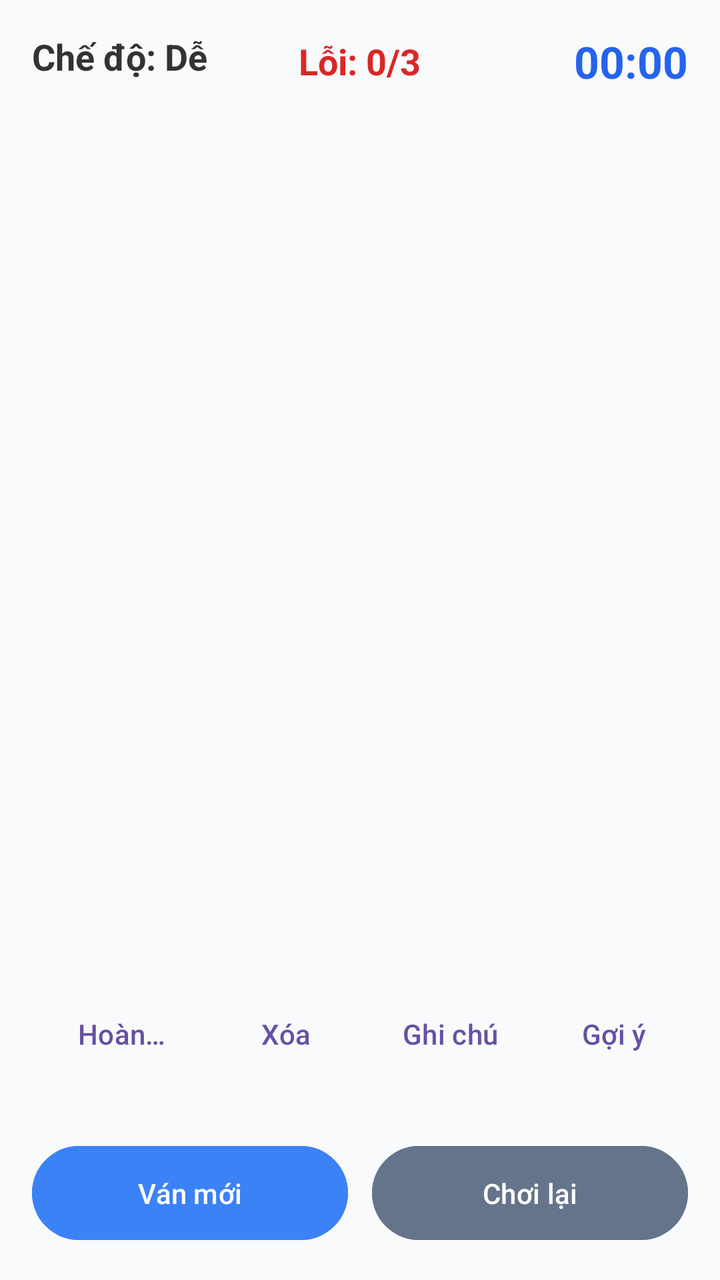
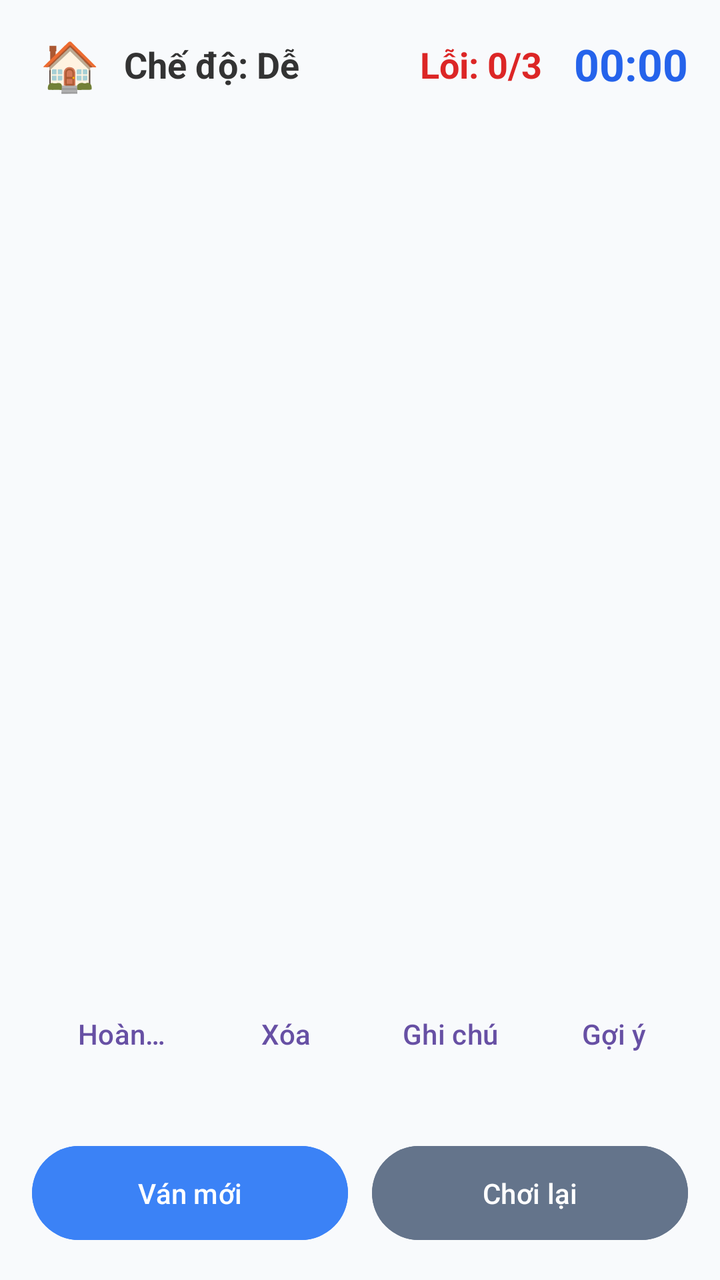

Before-and-after screenshots of an Android layout around one commit, followed by the original layout XML and the change that was made.
<!-- AndroidManifest.xml: application theme Theme.DuAnKetThucMonHoc -->
<!-- res/layout/activity_game.xml -->
<?xml version="1.0" encoding="utf-8"?>
<LinearLayout xmlns:android="http://schemas.android.com/apk/res/android"
    android:layout_width="match_parent"
    android:layout_height="match_parent"
    android:background="#F8FAFC"
    android:orientation="vertical"
    android:padding="16dp">

    
    <RelativeLayout
        android:layout_width="match_parent"
        android:layout_height="wrap_content"
        android:layout_marginBottom="24dp">
        <TextView
            android:id="@+id/tvCurrentDifficulty"
            android:layout_width="wrap_content"
            android:layout_height="wrap_content"
            android:text="Chế độ: Dễ"
            android:textSize="18sp"
            android:textStyle="bold"
            android:textColor="#333333"
            android:layout_alignParentStart="true"/>

        
        <TextView
            android:id="@+id/tvMistakes"
            android:layout_width="wrap_content"
            android:layout_height="wrap_content"
            android:text="Lỗi: 0/3"
            android:textSize="18sp"
            android:textStyle="bold"
            android:textColor="#DC2626"
            android:layout_centerInParent="true"/>

        <TextView
            android:id="@+id/tvTimer"
            android:layout_width="wrap_content"
            android:layout_height="wrap_content"
            android:text="00:00"
            android:textSize="22sp"
            android:textStyle="bold"
            android:textColor="#2563EB"
            android:layout_alignParentEnd="true"/>
    </RelativeLayout>

    
    <LinearLayout
        android:layout_width="match_parent"
        android:layout_height="0dp"
        android:layout_weight="1"
        android:gravity="center">

        <GridLayout
            android:id="@+id/gridBoard"
            android:layout_width="wrap_content"
            android:layout_height="wrap_content"
            android:background="#1E293B"
            android:columnCount="9"
            android:rowCount="9" />
    </LinearLayout>

    
    <LinearLayout
        android:layout_width="match_parent"
        android:layout_height="wrap_content"
        android:gravity="center"
        android:orientation="horizontal"
        android:paddingVertical="16dp">

        <Button
            android:id="@+id/btnUndo"
            style="?android:attr/buttonBarButtonStyle"
            android:layout_width="0dp"
            android:layout_height="wrap_content"
            android:layout_weight="1"
            android:text="Hoàn tác" />

        <Button
            android:id="@+id/btnErase"
            style="?android:attr/buttonBarButtonStyle"
            android:layout_width="0dp"
            android:layout_height="wrap_content"
            android:layout_weight="1"
            android:text="Xóa" />

        <Button
            android:id="@+id/btnNotes"
            style="?android:attr/buttonBarButtonStyle"
            android:layout_width="0dp"
            android:layout_height="wrap_content"
            android:layout_weight="1"
            android:text="Ghi chú" />

        <Button
            android:id="@+id/btnHint"
            style="?android:attr/buttonBarButtonStyle"
            android:layout_width="0dp"
            android:layout_height="wrap_content"
            android:layout_weight="1"
            android:text="Gợi ý" />
    </LinearLayout>

    
    <LinearLayout
        android:id="@+id/layoutNumPad"
        android:layout_width="match_parent"
        android:layout_height="wrap_content"
        android:layout_marginBottom="12dp"
        android:gravity="center"
        android:orientation="horizontal" />

    
    <LinearLayout
        android:layout_width="match_parent"
        android:layout_height="wrap_content"
        android:orientation="horizontal">

        <Button
            android:id="@+id/btnNewGame"
            android:layout_width="0dp"
            android:layout_height="55dp"
            android:layout_marginEnd="6dp"
            android:layout_weight="1"
            android:backgroundTint="#3B82F6"
            android:text="Ván mới"
            android:textColor="#FFFFFF" />

        <Button
            android:id="@+id/btnRestart"
            android:layout_width="0dp"
            android:layout_height="55dp"
            android:layout_marginStart="6dp"
            android:layout_weight="1"
            android:backgroundTint="#64748B"
            android:text="Chơi lại"
            android:textColor="#FFFFFF" />
    </LinearLayout>
</LinearLayout>
<!-- resources referenced by this layout -->
<resources>
  <style name="Theme.DuAnKetThucMonHoc" parent="Base.Theme.DuAnKetThucMonHoc" />
  <style name="Base.Theme.DuAnKetThucMonHoc" parent="Theme.Material3.DayNight.NoActionBar">
          
          
      </style>
</resources>

<!-- the commit's change to res/layout/activity_game.xml (unified diff, before → after) -->
@@ -7,21 +7,35 @@
     android:padding="16dp">
 
     
-    <RelativeLayout
+    <LinearLayout
         android:layout_width="match_parent"
         android:layout_height="wrap_content"
-        android:layout_marginBottom="24dp">
+        android:layout_marginBottom="24dp"
+        android:orientation="horizontal"
+        android:gravity="center_vertical">
+
+        
+        <TextView
+            android:id="@+id/btnBack"
+            android:layout_width="wrap_content"
+            android:layout_height="wrap_content"
+            android:text="🏠"
+            android:textSize="24sp"
+            android:textColor="#333333"
+            android:paddingStart="4dp"
+            android:paddingEnd="12dp" />
+
+        
         <TextView
             android:id="@+id/tvCurrentDifficulty"
-            android:layout_width="wrap_content"
+            android:layout_width="0dp"
             android:layout_height="wrap_content"
+            android:layout_weight="1"
             android:text="Chế độ: Dễ"
             android:textSize="18sp"
             android:textStyle="bold"
-            android:textColor="#333333"
-            android:layout_alignParentStart="true"/>
+            android:textColor="#333333" />
 
-        
         <TextView
             android:id="@+id/tvMistakes"
             android:layout_width="wrap_content"
@@ -30,7 +44,7 @@
             android:textSize="18sp"
             android:textStyle="bold"
             android:textColor="#DC2626"
-            android:layout_centerInParent="true"/>
+            android:layout_marginEnd="16dp" />
 
         <TextView
             android:id="@+id/tvTimer"
@@ -39,9 +53,8 @@
             android:text="00:00"
             android:textSize="22sp"
             android:textStyle="bold"
-            android:textColor="#2563EB"
-            android:layout_alignParentEnd="true"/>
-    </RelativeLayout>
+            android:textColor="#2563EB" />
+    </LinearLayout>
 
     
     <LinearLayout
